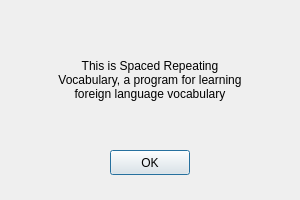
This is src/gui/about_window.ui in tombranfield/spaced_repeating_vocabulary as Qt 5 draws it before an edit. The edited form follows.
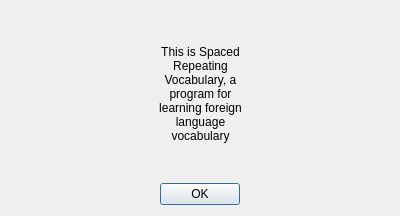
This is the edited form.

Commit message: Adjusted about_window layout so it looks more attractive

Patch:
```diff
--- a/src/gui/about_window.ui
+++ b/src/gui/about_window.ui
@@ -6,8 +6,8 @@
    <rect>
     <x>0</x>
     <y>0</y>
-    <width>300</width>
-    <height>200</height>
+    <width>400</width>
+    <height>216</height>
    </rect>
   </property>
   <property name="sizePolicy">
@@ -19,28 +19,37 @@
   <property name="windowTitle">
    <string>Dialog</string>
   </property>
-  <widget class="QPushButton" name="ok_button">
-   <property name="geometry">
-    <rect>
-     <x>110</x>
-     <y>150</y>
-     <width>80</width>
-     <height>25</height>
-    </rect>
-   </property>
-   <property name="text">
-    <string>OK</string>
-   </property>
-  </widget>
+  <layout class="QVBoxLayout" name="verticalLayout">
+   <item>
+    <spacer name="verticalSpacer_2">
+     <property name="orientation">
+      <enum>Qt::Vertical</enum>
+     </property>
+     <property name="sizeHint" stdset="0">
+      <size>
+       <width>20</width>
+       <height>40</height>
+      </size>
+     </property>
+    </spacer>
+   </item>
+   <item>
+    <layout class="QHBoxLayout" name="horizontalLayout">
+     <item>
+      <spacer name="horizontalSpacer_2">
+       <property name="orientation">
+        <enum>Qt::Horizontal</enum>
+       </property>
+       <property name="sizeHint" stdset="0">
+        <size>
+         <width>40</width>
+         <height>20</height>
+        </size>
+       </property>
+      </spacer>
+     </item>
+     <item>
   <widget class="QLabel" name="description_label">
-   <property name="geometry">
-    <rect>
-     <x>50</x>
-     <y>30</y>
-     <width>200</width>
-     <height>100</height>
-    </rect>
-   </property>
    <property name="sizePolicy">
     <sizepolicy hsizetype="Fixed" vsizetype="Fixed">
      <horstretch>0</horstretch>
@@ -53,6 +62,12 @@
      <height>0</height>
     </size>
    </property>
+       <property name="maximumSize">
+        <size>
+         <width>200</width>
+         <height>120</height>
+        </size>
+       </property>
    <property name="text">
     <string>This is Spaced Repeating Vocabulary, a program for learning foreign language vocabulary</string>
    </property>
@@ -63,6 +78,73 @@
     <bool>true</bool>
    </property>
   </widget>
+     </item>
+     <item>
+      <spacer name="horizontalSpacer">
+       <property name="orientation">
+        <enum>Qt::Horizontal</enum>
+       </property>
+       <property name="sizeHint" stdset="0">
+        <size>
+         <width>40</width>
+         <height>20</height>
+        </size>
+       </property>
+      </spacer>
+     </item>
+    </layout>
+   </item>
+   <item>
+    <spacer name="verticalSpacer">
+     <property name="orientation">
+      <enum>Qt::Vertical</enum>
+     </property>
+     <property name="sizeHint" stdset="0">
+      <size>
+       <width>20</width>
+       <height>40</height>
+      </size>
+     </property>
+    </spacer>
+   </item>
+   <item>
+    <layout class="QHBoxLayout" name="horizontalLayout_2">
+     <item>
+      <spacer name="horizontalSpacer_3">
+       <property name="orientation">
+        <enum>Qt::Horizontal</enum>
+       </property>
+       <property name="sizeHint" stdset="0">
+        <size>
+         <width>40</width>
+         <height>20</height>
+        </size>
+       </property>
+      </spacer>
+     </item>
+     <item>
+      <widget class="QPushButton" name="ok_button">
+       <property name="text">
+        <string>OK</string>
+       </property>
+      </widget>
+     </item>
+     <item>
+      <spacer name="horizontalSpacer_4">
+       <property name="orientation">
+        <enum>Qt::Horizontal</enum>
+       </property>
+       <property name="sizeHint" stdset="0">
+        <size>
+         <width>40</width>
+         <height>20</height>
+        </size>
+       </property>
+      </spacer>
+     </item>
+    </layout>
+   </item>
+  </layout>
  </widget>
  <resources/>
  <connections/>
```
Left out of the diff: 2 changed lines with no effect on the pictures. Lines whose indentation alone changed are shown as unchanged. The commit also changes 1 other file.
